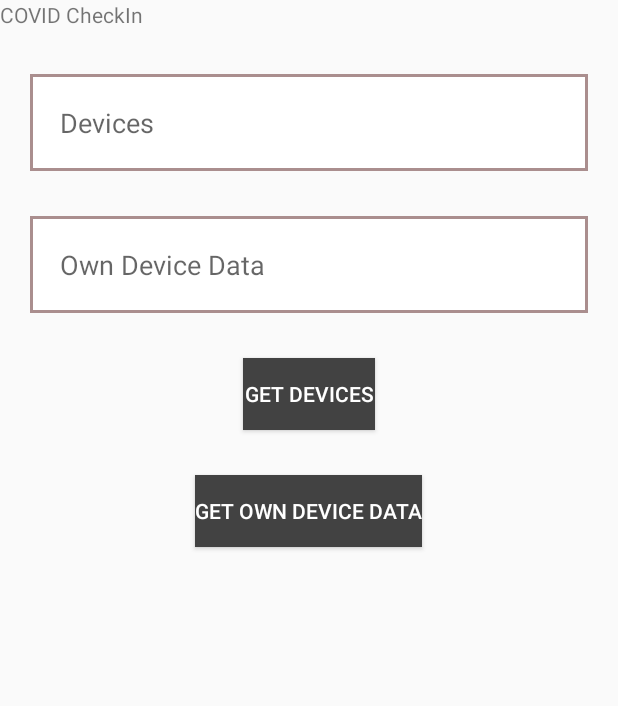
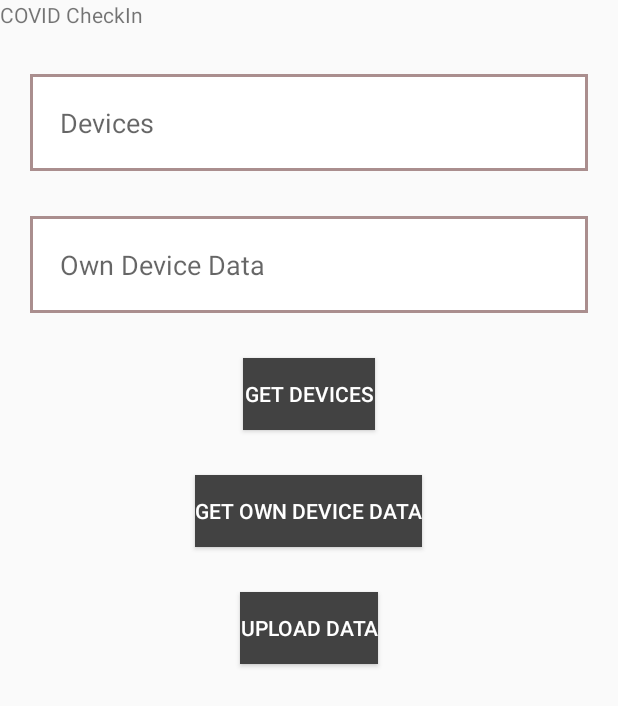
Before and after one commit to snehapatil11/TraceXContactTracing, an Android app: the layout fragment_checkin.xml on its own in the app's theme, with its tools: preview values and no code run, on a phone screen of 412 x 824 dp. Shown: the top 706 px of the screen. Run offline under Robolectric (Android 15) with nearby library versions, the phone set to English and light mode, and no system bars.

Commit message:
upload data to realtime db

```diff
--- a/app/src/main/java/com/example/tracexcontacttracing/database/RoomDb.kt
+++ b/app/src/main/java/com/example/tracexcontacttracing/database/RoomDb.kt
@@ -9,7 +9,7 @@ import com.example.tracexcontacttracing.dao.UserDeviceDao
 import com.example.tracexcontacttracing.data.DeviceEntity
 import com.example.tracexcontacttracing.data.UserDeviceEntity
 
-@Database(entities = [DeviceEntity::class, UserDeviceEntity::class], version = 2)
+@Database(entities = [DeviceEntity::class, UserDeviceEntity::class], version = 3)
 abstract class RoomDb : RoomDatabase() {
     abstract fun deviceDao(): DeviceDao?
     abstract fun userDeviceDao(): UserDeviceDao?
--- a/app/src/main/res/layout/fragment_checkin.xml
+++ b/app/src/main/res/layout/fragment_checkin.xml
@@ -89,4 +89,14 @@
             android:text="Get Own Device Data"
             android:textColor="#fff" />
 
+        <Button
+            android:id="@+id/uploadData"
+            android:layout_width="wrap_content"
+            android:layout_height="wrap_content"
+            android:layout_gravity="center_horizontal"
+            android:layout_marginTop="30sp"
+            android:background="@color/cardview_dark_background"
+            android:text="Upload Data"
+            android:textColor="#fff" />
+
 </LinearLayout>
```
Also changed, not shown: app/src/main/java/com/example/tracexcontacttracing/bottomnav/fragments/CheckinFragment.kt (+53 -3 lines), gradle/wrapper/gradle-wrapper.properties.
